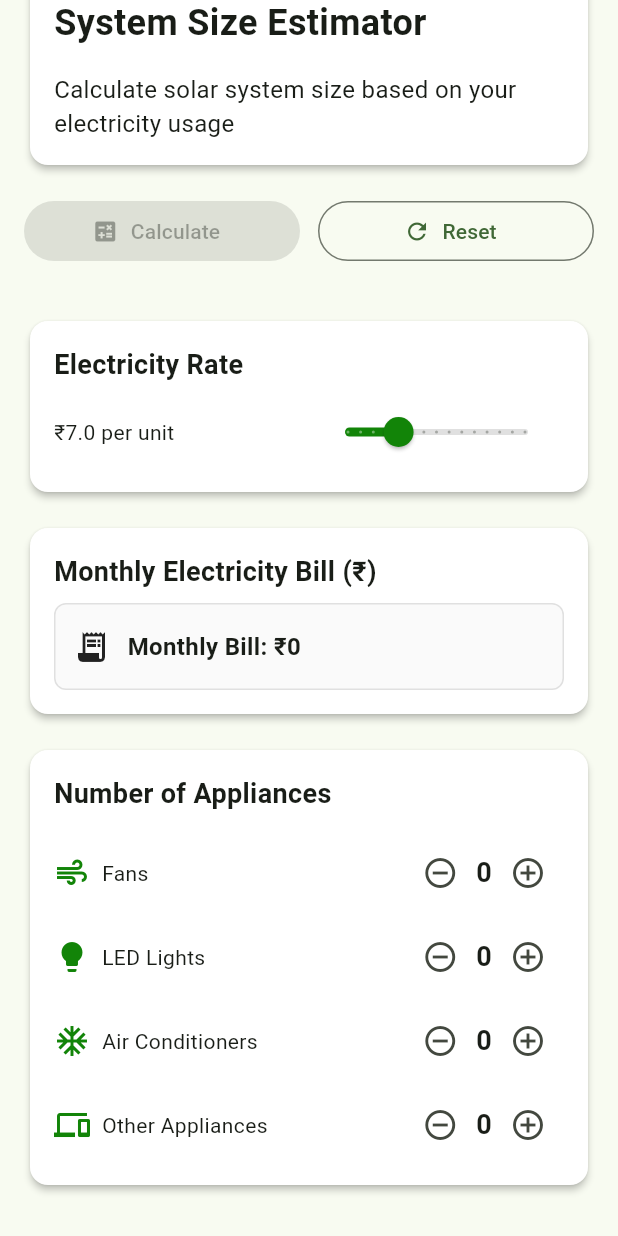
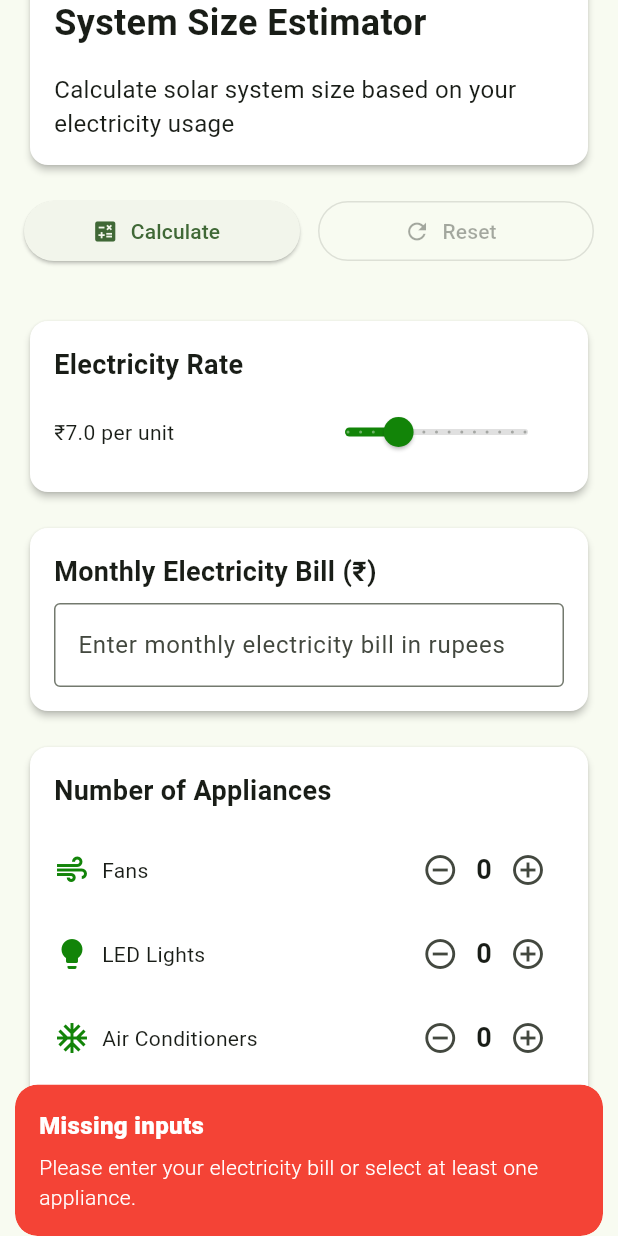
Before and after one commit to Chauhan0501/solar-calci, a Flutter app: the SystemSizeEstimator widget shown alone on an empty page, opened directly, scrolled down 38 dp, after a tap on "Calculate", on a phone screen of 412 x 824 dp. Run offline on Flutter 3.47's test engine with Material 3 defaults, Android fonts, the phone set to English and light mode, and no system bars; our stand-ins replace fl_chart, get.

Commit message:
show the snackbar based on the error messages , changed data based on the client

```diff
--- a/lib/screens/home_screen.dart
+++ b/lib/screens/home_screen.dart
@@ -436,7 +436,7 @@
                                 child: IgnorePointer(
                                   ignoring: controller.hasCalculated.value,
                                   child: _buildApplianceInput(
-                                    'ACs (1.5T, 1500W)',
+                                    'ACs (1.5T, 1000W)',
                                     controller.numberOfACs.value,
                                     (value) => controller.updateACs(value),
                                     Icons.ac_unit,
--- a/lib/screens/system_size_estimator.dart
+++ b/lib/screens/system_size_estimator.dart
@@ -52,6 +52,34 @@
                     onPressed: controller.hasCalculated.value
                         ? null
                         : () {
+                            final bool hasBillInput =
+                                (controller.monthlyUsageRupees.value > 0) ||
+                                (controller.dailyUsageRupees.value > 0);
+                            final bool hasAnyAppliance =
+                                controller.numberOfTubelights.value > 0 ||
+                                controller.numberOfLights.value > 0 ||
+                                controller.numberOfFans.value > 0 ||
+                                controller.numberOfWallFans.value > 0 ||
+                                controller.numberOfAirCoolers.value > 0 ||
+                                controller.numberOfTVs.value > 0 ||
+                                controller.numberOfRefrigerators.value > 0 ||
+                                controller.numberOfAppliances.value > 0 ||
+                                controller.numberOfWaterPurifiers.value > 0 ||
+                                controller.numberOfSurfacePumps.value > 0 ||
+                                controller.numberOfSubmersiblePumps.value > 0 ||
+                                controller.numberOfACs.value > 0;
+
+                            if (!hasBillInput && !hasAnyAppliance) {
+                              Get.snackbar(
+                                'Missing inputs',
+                                'Please enter your electricity bill or select at least one appliance.',
+                                backgroundColor: AppColors.error,
+                                colorText: Colors.white,
+                                snackPosition: SnackPosition.BOTTOM,
+                              );
+                              return;
+                            }
+
                             controller.calculateSystemSize();
                           },
                     icon: const Icon(Icons.calculate),
```
Also changed, not shown: lib/controllers/solar_calculator_controller.dart (+34 -6 lines).
